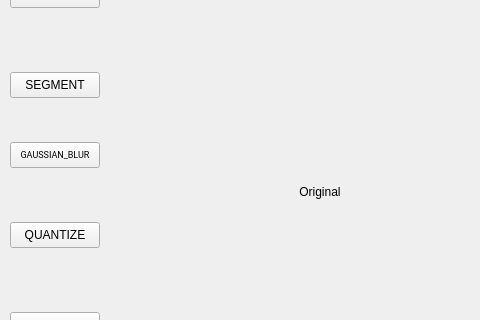
Old version of the form client/salient_object_detectionW/basic_image_operations.ui in the repository Acytoo/salient-object-detection; both pictures show x 0 to 480 and y 88 to 408 of the 1000 by 520 pixel window.
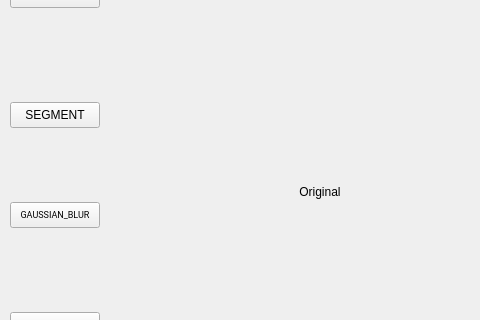
New version of the form.

Patch:
```diff
--- a/client/salient_object_detectionW/basic_image_operations.ui
+++ b/client/salient_object_detectionW/basic_image_operations.ui
@@ -62,7 +62,7 @@
     <property name="geometry">
      <rect>
       <x>10</x>
-      <y>160</y>
+      <y>190</y>
       <width>90</width>
       <height>26</height>
      </rect>
@@ -158,7 +158,7 @@
     <property name="geometry">
      <rect>
       <x>10</x>
-      <y>230</y>
+      <y>290</y>
       <width>90</width>
       <height>26</height>
      </rect>
@@ -173,19 +173,6 @@
      <string>GAUSSIAN_BLUR</string>
     </property>
    </widget>
-   <widget class="QPushButton" name="button_quantize">
-    <property name="geometry">
-     <rect>
-      <x>10</x>
-      <y>310</y>
-      <width>90</width>
-      <height>26</height>
-     </rect>
-    </property>
-    <property name="text">
-     <string>QUANTIZE</string>
-    </property>
-   </widget>
   </widget>
  </widget>
  <resources/>
```
